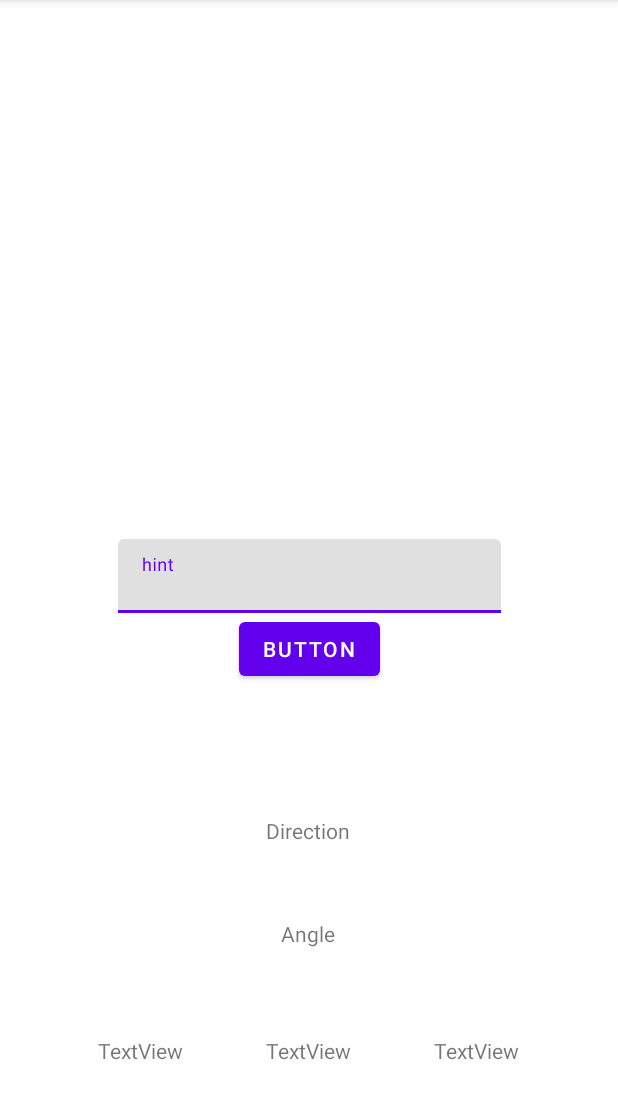
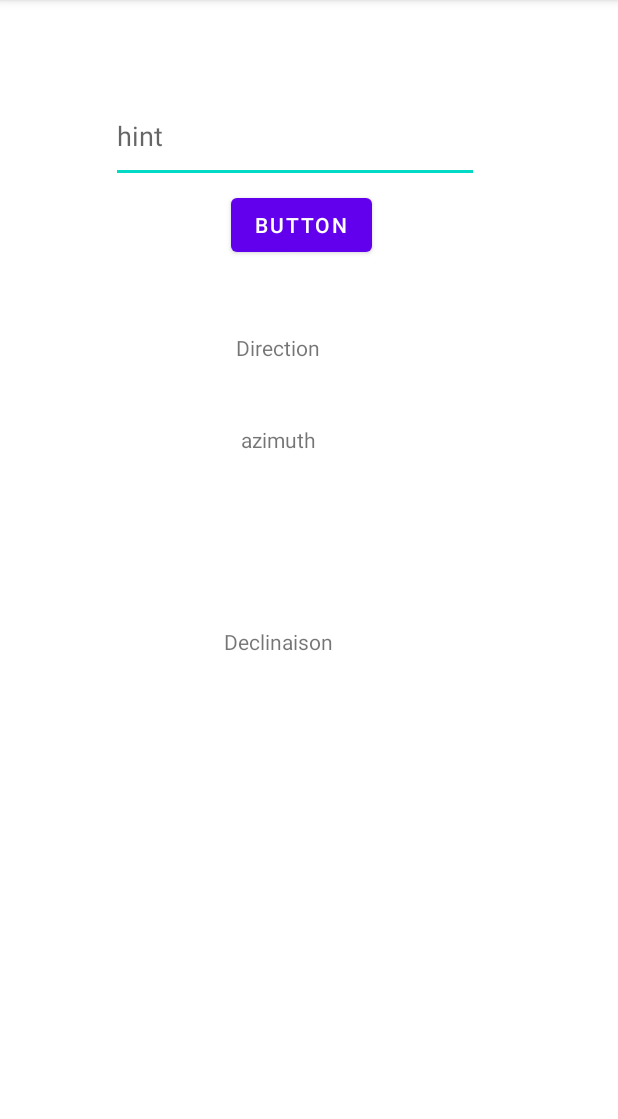
Before and after one commit to BelChaimaa/CityCross, an Android app: the guidage screen opened directly, with no data from a screen before it, on a phone screen of 412 x 824 dp, the part 84-1203 px from its top. Run offline under Robolectric (Android 15) with nearby library versions, the phone set to English and light mode, and no system bars.

Commit message:
l'orientation semble marcher!

```diff
--- a/app/src/main/java/com/example/myfirstapplication/Orientation.java
+++ b/app/src/main/java/com/example/myfirstapplication/Orientation.java
@@ -12,7 +12,7 @@ import androidx.annotation.Nullable;
 public class Orientation implements SensorEventListener {
 
     public interface Listener {
-        void onOrientationChanged(float azimuth);
+        void onOrientationChanged(double azimuth);
     }
 
     private static final int SENSOR_DELAY_MICROS = 100000 * 1000; // 16ms
--- a/app/src/main/java/com/example/myfirstapplication/calage.java
+++ b/app/src/main/java/com/example/myfirstapplication/calage.java
@@ -5,7 +5,7 @@ import androidx.appcompat.app.AppCompatActivity;
 import androidx.fragment.app.FragmentActivity;
 
 import android.os.Bundle;
-
+/*
 import com.google.android.gms.maps.CameraUpdateFactory;
 import com.google.android.gms.maps.GoogleMap;
 import com.google.android.gms.maps.OnMapReadyCallback;
@@ -37,4 +37,4 @@ public class calage extends FragmentActivity implements OnMapReadyCallback{
 
 
     }
-}
+}*/
--- a/app/src/main/java/com/example/myfirstapplication/guidage.java
+++ b/app/src/main/java/com/example/myfirstapplication/guidage.java
@@ -14,15 +14,18 @@ public class guidage extends AppCompatActivity implements Orientation.Listener {
     private Button btnVille;
     private TextInputEditText inputVille;
     private TextView txtDirection;
-    private TextView txtAngle;
     private TextView txtAz1;
-    private TextView txtAz2;
     private TextView txtS12;
 
     private Orientation mOrientation;
+    private boolean corrige = false;
 
+    private double[] coordsNordMagnetique = {81.08, -73.13};
+
+    private GeodesicData inverseUtilisateurNordMagnetique;
+    private GeodesicData inverseUtilisateurVille;
     /* Attributs temporaires utilisés pour les tests en attendant leur implémentation dans les classes dédiées */
-    private double[] coordsVille = {51.07169495405786, -0.31995637707306734};
+    private double[] coordsVille = {21.422510, 39.826168};
     private double[] coordsUtilisateur = {48.82940795723713, 2.3740972728292586};
     private double distance;
     private double seuilAngle = 10;
@@ -35,9 +38,7 @@ public class guidage extends AppCompatActivity implements Orientation.Listener {
         btnVille = findViewById(R.id.btnVille);
         inputVille = findViewById(R.id.inputVille);
         txtDirection = findViewById(R.id.txtDirection);
-        txtAngle = findViewById(R.id.txtAngle);
         txtAz1 = findViewById(R.id.txtAz1);
-        txtAz2 = findViewById(R.id.txtAz2);
         txtS12 = findViewById(R.id.txtS12);
 
         mOrientation = new Orientation(this);
@@ -46,11 +47,11 @@ public class guidage extends AppCompatActivity implements Orientation.Listener {
             @Override
             public void onClick(View view) {
                 Log.d("input", inputVille.getText().toString());
-                txtAngle.setText(""+Calculs.getAngle(coordsVille, coordsUtilisateur));
-                GeodesicData g = Geodesic.WGS84.Inverse(coordsVille[0], coordsVille[1], coordsUtilisateur[0], coordsUtilisateur[1]);
-                txtAz1.setText(g.azi1 + " ");
-                txtAz2.setText(g.azi2 + " ");
-                txtS12.setText(g.s12 + " ");
+                inverseUtilisateurVille = Geodesic.WGS84.Inverse(coordsUtilisateur[0], coordsUtilisateur[1], coordsVille[0], coordsVille[1]);
+                inverseUtilisateurNordMagnetique = Geodesic.WGS84.Inverse(coordsUtilisateur[0], coordsUtilisateur[1], coordsNordMagnetique[0], coordsNordMagnetique[1]);
+                corrige = true;
+                txtAz1.setText(inverseUtilisateurVille.azi1 + " ");
+                txtS12.setText(inverseUtilisateurNordMagnetique.azi1 + " ");
             }
         });
     }
@@ -69,7 +70,12 @@ public class guidage extends AppCompatActivity implements Orientation.Listener {
 
 
     @Override
-    public void onOrientationChanged(float azimuth) {
-        txtDirection.setText(Float.toString(azimuth));
+    public void onOrientationChanged(double azimuth) {
+        if(corrige){
+            txtDirection.setText(Double.toString(azimuth + inverseUtilisateurNordMagnetique.azi1));
+        } else {
+            txtDirection.setText(Double.toString(azimuth));
+        }
+
     }
 }
--- a/app/src/main/res/layout/activity_guidage.xml
+++ b/app/src/main/res/layout/activity_guidage.xml
@@ -11,15 +11,12 @@
         android:layout_width="255dp"
         android:layout_height="49dp"
         app:layout_constraintBottom_toBottomOf="parent"
-        app:layout_constraintEnd_toEndOf="parent"
-        app:layout_constraintStart_toStartOf="parent"
-        app:layout_constraintTop_toTopOf="parent">
+        app:layout_constraintEnd_toEndOf="@+id/inputVille"
+        app:layout_constraintHorizontal_bias="0.0"
+        app:layout_constraintStart_toStartOf="@+id/inputVille"
+        app:layout_constraintTop_toTopOf="parent"
+        app:layout_constraintVertical_bias="0.107">
 
-        <com.google.android.material.textfield.TextInputEditText
-            android:id="@+id/inputVille"
-            android:layout_width="match_parent"
-            android:layout_height="wrap_content"
-            android:hint="hint" />
     </com.google.android.material.textfield.TextInputLayout>
 
     <Button
@@ -29,6 +26,7 @@
         android:text="Button"
         app:layout_constraintBottom_toBottomOf="parent"
         app:layout_constraintEnd_toEndOf="@+id/textInputLayout"
+        app:layout_constraintHorizontal_bias="0.496"
         app:layout_constraintStart_toStartOf="@+id/textInputLayout"
         app:layout_constraintTop_toBottomOf="@+id/textInputLayout"
         app:layout_constraintVertical_bias="0.0" />
@@ -40,49 +38,41 @@
         android:text="Direction"
         app:layout_constraintBottom_toBottomOf="parent"
         app:layout_constraintEnd_toEndOf="parent"
-        app:layout_constraintHorizontal_bias="0.498"
+        app:layout_constraintHorizontal_bias="0.442"
         app:layout_constraintStart_toStartOf="parent"
         app:layout_constraintTop_toBottomOf="@+id/btnVille"
-        app:layout_constraintVertical_bias="0.299" />
-
-    <TextView
-        android:id="@+id/txtAngle"
-        android:layout_width="wrap_content"
-        android:layout_height="wrap_content"
-        android:text="Angle"
-        app:layout_constraintBottom_toBottomOf="parent"
-        app:layout_constraintEnd_toEndOf="@+id/txtDirection"
-        app:layout_constraintStart_toStartOf="@+id/txtDirection"
-        app:layout_constraintTop_toBottomOf="@+id/txtDirection"
-        app:layout_constraintVertical_bias="0.265" />
+        app:layout_constraintVertical_bias="0.084" />
 
     <TextView
         android:id="@+id/txtAz1"
         android:layout_width="wrap_content"
         android:layout_height="wrap_content"
-        android:text="TextView"
+        android:layout_marginBottom="424dp"
+        android:text="azimuth"
         app:layout_constraintBottom_toBottomOf="parent"
-        app:layout_constraintEnd_toStartOf="@+id/txtAngle"
-        app:layout_constraintStart_toStartOf="parent"
-        app:layout_constraintTop_toBottomOf="@+id/txtAngle" />
-
-    <TextView
-        android:id="@+id/txtAz2"
-        android:layout_width="wrap_content"
-        android:layout_height="wrap_content"
-        android:text="TextView"
-        app:layout_constraintBottom_toBottomOf="parent"
-        app:layout_constraintEnd_toStartOf="@+id/txtS12"
-        app:layout_constraintStart_toEndOf="@+id/txtAz1"
-        app:layout_constraintTop_toBottomOf="@+id/txtAngle" />
+        app:layout_constraintEnd_toEndOf="@+id/txtDirection"
+        app:layout_constraintStart_toStartOf="@+id/txtDirection"
+        app:layout_constraintTop_toBottomOf="@+id/txtDirection" />
 
     <TextView
         android:id="@+id/txtS12"
         android:layout_width="wrap_content"
         android:layout_height="wrap_content"
-        android:text="TextView"
+        android:layout_marginBottom="216dp"
+        android:text="Declinaison"
         app:layout_constraintBottom_toBottomOf="parent"
+        app:layout_constraintEnd_toEndOf="@+id/txtAz1"
+        app:layout_constraintStart_toStartOf="@+id/txtAz1"
+        app:layout_constraintTop_toBottomOf="@+id/txtAz1" />
+
+    <com.google.android.material.textfield.TextInputEditText
+        android:id="@+id/inputVille"
+        android:layout_width="245dp"
+        android:layout_height="62dp"
+        android:layout_marginTop="60dp"
+        android:hint="hint"
         app:layout_constraintEnd_toEndOf="parent"
-        app:layout_constraintStart_toEndOf="@+id/txtAngle"
-        app:layout_constraintTop_toBottomOf="@+id/txtAngle" />
+        app:layout_constraintHorizontal_bias="0.445"
+        app:layout_constraintStart_toStartOf="parent"
+        app:layout_constraintTop_toTopOf="parent" />
 </androidx.constraintlayout.widget.ConstraintLayout>
--- a/build.gradle
+++ b/build.gradle
@@ -2,7 +2,7 @@
 plugins {
     id 'com.android.application' version '7.1.2' apply false
     id 'com.android.library' version '7.1.2' apply false
-    id 'com.google.android.libraries.mapsplatform.secrets-gradle-plugin' version '2.0.0' apply false
+    id 'com.google.android.libraries.mapsplatform.secrets-gradle-plugin' version '2.0.1' apply false
 }
 
 task clean(type: Delete) {
```
Also changed, not shown: app/src/main/java/com/example/myfirstapplication/MainActivity.java (+4 -4 lines).
